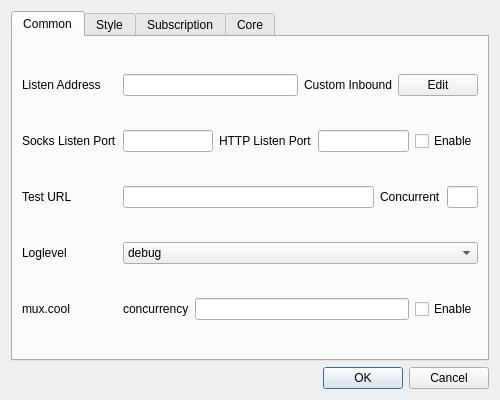
This is ui/dialog_basic_settings.ui in MatsuriDayo/nekoray as Qt 5 draws it before an edit. The edited form follows.
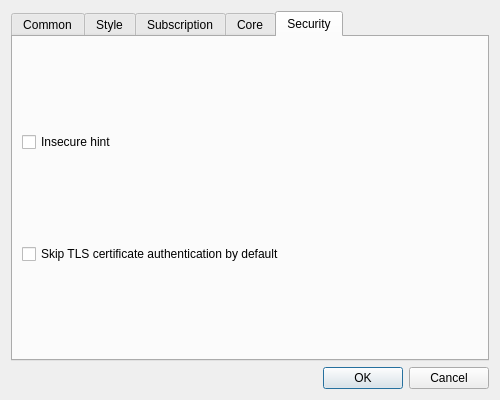
This is the edited form. The open tabs and pages were chosen to show the change. Custom widgets are drawn as their Qt base class.

Commit message: chore: more insecure hint

```diff
--- a/ui/dialog_basic_settings.ui
+++ b/ui/dialog_basic_settings.ui
@@ -447,6 +447,27 @@
        </item>
       </layout>
      </widget>
+     <widget class="QWidget" name="tab_4">
+      <attribute name="title">
+       <string>Security</string>
+      </attribute>
+      <layout class="QVBoxLayout" name="verticalLayout_4">
+       <item>
+        <widget class="QCheckBox" name="insecure_hint">
+         <property name="text">
+          <string>Insecure hint</string>
+         </property>
+        </widget>
+       </item>
+       <item>
+        <widget class="QCheckBox" name="skip_cert">
+         <property name="text">
+          <string>Skip TLS certificate authentication by default</string>
+         </property>
+        </widget>
+       </item>
+      </layout>
+     </widget>
     </widget>
    </item>
   </layout>
```
The commit also changes 8 other files.
